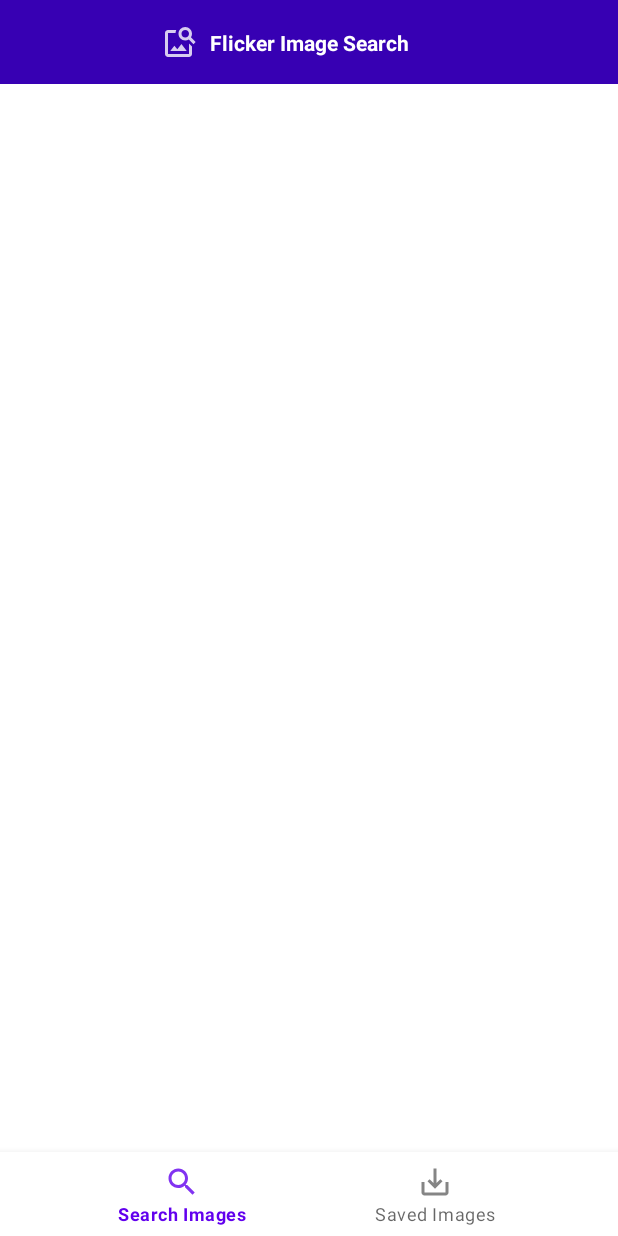
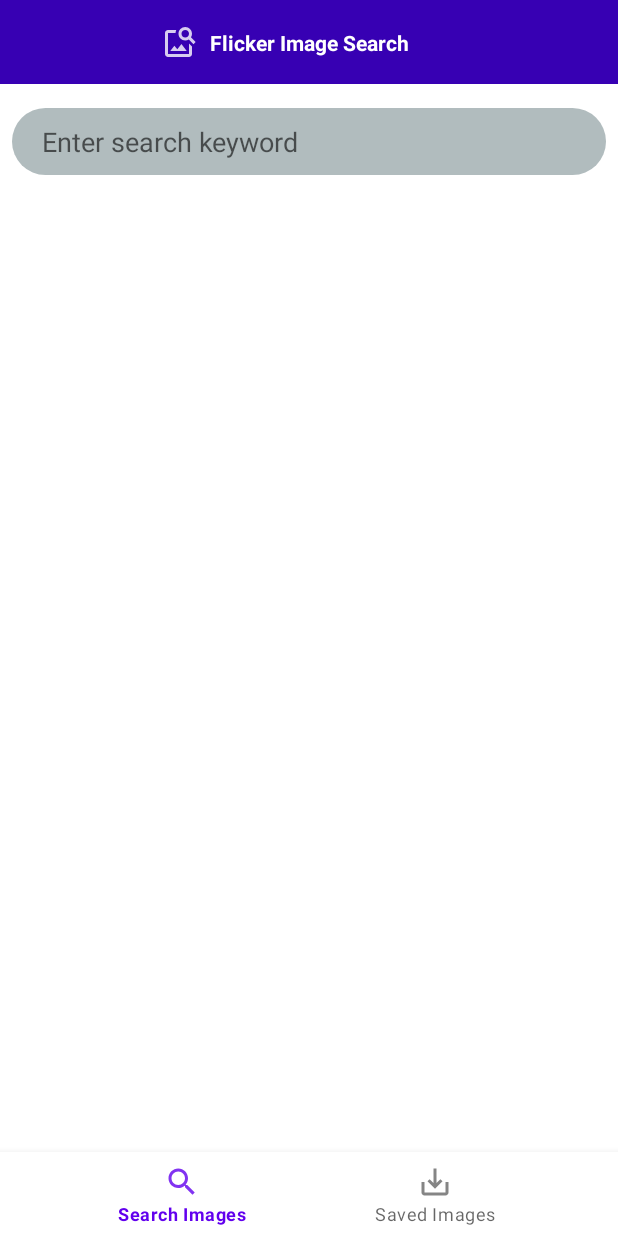
Before and after one commit to AElkhami/FlickerImageSearch, an Android app: the screen it shows after launch (MainActivity), on a phone screen of 412 x 824 dp. Run offline under Robolectric (Android 15) with nearby library versions, the phone set to English and light mode, and no system bars; our stand-ins replace Dagger/Hilt's generated code, Room's generated code, navigation-ui; pictures from the network do not load.

Commit message:
*Over all bug fixes. *UI enhancements. *Adding margin item decoration to make recycler item margins same. *Now search is working and results are displayed.

```diff
--- a/app/build.gradle
+++ b/app/build.gradle
@@ -3,6 +3,7 @@ plugins {
     id 'kotlin-android'
     id 'kotlin-kapt'
     id 'dagger.hilt.android.plugin'
+    id 'kotlin-parcelize'
 }
 
 android {
@@ -58,7 +59,8 @@ dependencies {
     // room database
     def room_version = "2.3.0"
     implementation "androidx.room:room-runtime:$room_version"
-    annotationProcessor "androidx.room:room-compiler:$room_version"
+    implementation "androidx.room:room-ktx:$room_version"
+    kapt "androidx.room:room-compiler:$room_version"
 
     // coroutines
     implementation 'org.jetbrains.kotlinx:kotlinx-coroutines-android:1.4.2'
@@ -70,6 +72,7 @@ dependencies {
 
     // retrofit
     implementation 'com.squareup.retrofit2:retrofit:2.9.0'
+    implementation 'com.squareup.okhttp3:logging-interceptor:4.9.0'
 
     // gson converter
     implementation 'com.squareup.retrofit2:converter-gson:2.9.0'
--- a/app/src/main/AndroidManifest.xml
+++ b/app/src/main/AndroidManifest.xml
@@ -1,6 +1,8 @@
 <?xml version="1.0" encoding="utf-8"?>
 <manifest xmlns:android="http://schemas.android.com/apk/res/android"
     package="com.elkhami.flickerimagesearch">
+
+    <uses-permission android:name="android.permission.INTERNET" />
 
     <application
         android:allowBackup="false"
@@ -8,6 +10,7 @@
         android:label="@string/app_name"
         android:roundIcon="@mipmap/ic_launcher_round"
         android:supportsRtl="true"
+        android:name=".FlickerImageSearchApplication"
         android:theme="@style/Theme.FlickerImageSearch">
         <activity android:name=".view.MainActivity">
             <intent-filter>
--- a/app/src/main/java/com/elkhami/flickerimagesearch/di/AppModule.kt
+++ b/app/src/main/java/com/elkhami/flickerimagesearch/di/AppModule.kt
@@ -17,9 +17,12 @@ import dagger.Provides
 import dagger.hilt.InstallIn
 import dagger.hilt.android.qualifiers.ApplicationContext
 import dagger.hilt.components.SingletonComponent
+import okhttp3.OkHttpClient
+import okhttp3.logging.HttpLoggingInterceptor
 import retrofit2.Retrofit
 import retrofit2.converter.gson.GsonConverterFactory
 import javax.inject.Singleton
+
 
 /**
  * Created by A.Elkhami on 07,July,2021
@@ -40,9 +43,14 @@ object AppModule {
     @Singleton
     @Provides
     fun provideFlickerAPI(): FlickerAPI {
+        val logging = HttpLoggingInterceptor()
+        logging.setLevel(HttpLoggingInterceptor.Level.BODY)
+        val httpClient = OkHttpClient.Builder().addInterceptor(logging)
+
         return Retrofit.Builder()
             .addConverterFactory(GsonConverterFactory.create())
             .baseUrl(BuildConfig.BASE_URL)
+            .client(httpClient.build())
             .build()
             .create(FlickerAPI::class.java)
     }
--- a/app/src/main/java/com/elkhami/flickerimagesearch/other/Constants.kt
+++ b/app/src/main/java/com/elkhami/flickerimagesearch/other/Constants.kt
@@ -8,4 +8,8 @@ object Constants {
     const val DATABASE_NAME = "saved_photos_database"
     const val UNKNOWN_ERROR = "An unknown error occurred."
     const val NETWORK_ERROR = "Couldn't reach the server, please check your internet connection."
+    const val RESPONSE_FORMAT = "json"
+    const val FLICKER_SEARCH_METHOD = "flickr.photos.search"
+    const val GRID_SPAN_COUNT = 2
+    const val SEARCH_DELAY_TIME = 3000L
 }
--- /dev/null
+++ b/app/src/main/java/com/elkhami/flickerimagesearch/other/MarginItemDecoration.kt
@@ -0,0 +1,43 @@
+package com.elkhami.flickerimagesearch.other
+
+import android.graphics.Rect
+import android.view.View
+import androidx.recyclerview.widget.GridLayoutManager
+import androidx.recyclerview.widget.RecyclerView
+import com.elkhami.flickerimagesearch.other.Constants.GRID_SPAN_COUNT
+
+/**
+ * Created by A.Elkhami on 16,July,2021
+ */
+
+class MarginItemDecoration(
+    private val spaceSize: Int,
+    private val spanCount: Int = GRID_SPAN_COUNT,
+    private val orientation: Int = GridLayoutManager.VERTICAL
+) : RecyclerView.ItemDecoration() {
+    override fun getItemOffsets(
+        outRect: Rect, view: View,
+        parent: RecyclerView, state: RecyclerView.State
+    ) {
+        with(outRect) {
+            if (orientation == GridLayoutManager.VERTICAL) {
+                if (parent.getChildAdapterPosition(view) < spanCount) {
+                    top = spaceSize
+                }
+                if (parent.getChildAdapterPosition(view) % spanCount == 0) {
+                    left = spaceSize
+                }
+            } else {
+                if (parent.getChildAdapterPosition(view) < spanCount) {
+                    left = spaceSize
+                }
+                if (parent.getChildAdapterPosition(view) % spanCount == 0) {
+                    top = spaceSize
+                }
+            }
+
+            right = spaceSize
+            bottom = spaceSize
+        }
+    }
+}
--- a/app/src/main/java/com/elkhami/flickerimagesearch/view/MainActivity.kt
+++ b/app/src/main/java/com/elkhami/flickerimagesearch/view/MainActivity.kt
@@ -6,7 +6,9 @@ import androidx.navigation.fragment.NavHostFragment
 import androidx.navigation.ui.setupWithNavController
 import com.elkhami.flickerimagesearch.R
 import com.elkhami.flickerimagesearch.databinding.ActivityMainBinding
+import com.elkhami.flickerimagesearch.view.imagesearch.fragmentfactory.PhotoSearchFragmentFactory
 import dagger.hilt.android.AndroidEntryPoint
+import javax.inject.Inject
 
 @AndroidEntryPoint
 class MainActivity : AppCompatActivity() {
@@ -14,8 +16,13 @@ class MainActivity : AppCompatActivity() {
     private var _binding: ActivityMainBinding? = null
     private val binding get() = _binding!!
 
+    @Inject
+    lateinit var photoSearchFragmentFactory: PhotoSearchFragmentFactory
+
     override fun onCreate(savedInstanceState: Bundle?) {
         super.onCreate(savedInstanceState)
+
+        supportFragmentManager.fragmentFactory = photoSearchFragmentFactory
 
         _binding = ActivityMainBinding.inflate(layoutInflater)
         setContentView(binding.root)
--- a/app/src/main/java/com/elkhami/flickerimagesearch/view/adapter/PhotoAdapter.kt
+++ b/app/src/main/java/com/elkhami/flickerimagesearch/view/adapter/PhotoAdapter.kt
@@ -5,13 +5,16 @@ import android.view.ViewGroup
 import androidx.recyclerview.widget.AsyncListDiffer
 import androidx.recyclerview.widget.DiffUtil
 import androidx.recyclerview.widget.RecyclerView
+import com.bumptech.glide.RequestManager
 import com.elkhami.flickerimagesearch.data.remote.responses.Photo
 import com.elkhami.flickerimagesearch.databinding.PhotoItemBinding
+import javax.inject.Inject
 
 /**
  * Created by A.Elkhami on 07,July,2021
  */
-class PhotoAdapter() :
+
+class PhotoAdapter @Inject constructor(private val glide: RequestManager) :
     RecyclerView.Adapter<PhotoAdapter.ViewHolder>() {
 
 
@@ -31,6 +34,12 @@ class PhotoAdapter() :
         get() = differ.currentList
         set(value) = differ.submitList(value)
 
+    private var onItemClickListener: ((Photo)->Unit)? = null
+
+    fun setOnItemClickListener(listener: ((Photo)->Unit)){
+        onItemClickListener = listener
+    }
+
 
     class ViewHolder(val binding: PhotoItemBinding) : RecyclerView.ViewHolder(binding.root)
 
@@ -41,6 +50,19 @@ class PhotoAdapter() :
 
     override fun onBindViewHolder(holder: ViewHolder, position: Int) {
         val photo = photosList[position]
+
+        val photoUrl= "https://farm${photo.farm}.staticflickr.com/${photo.server}/${photo.id}_${photo.secret}.jpg"
+
+        glide.load(photoUrl).into(holder.binding.imageView)
+
+        holder.itemView.apply {
+
+            setOnClickListener {
+                onItemClickListener?.let {
+                    it(photo)
+                }
+            }
+        }
     }
 
     override fun getItemCount(): Int = photosList.size
--- a/app/src/main/java/com/elkhami/flickerimagesearch/view/imagesearch/PhotoSearchFragment.kt
+++ b/app/src/main/java/com/elkhami/flickerimagesearch/view/imagesearch/PhotoSearchFragment.kt
@@ -4,18 +4,39 @@ import android.os.Bundle
 import android.view.LayoutInflater
 import android.view.View
 import android.view.ViewGroup
+import androidx.core.widget.addTextChangedListener
 import androidx.fragment.app.Fragment
+import androidx.fragment.app.viewModels
+import androidx.lifecycle.lifecycleScope
+import androidx.navigation.fragment.findNavController
+import androidx.recyclerview.widget.GridLayoutManager
+import com.elkhami.flickerimagesearch.R
 import com.elkhami.flickerimagesearch.databinding.FragmentPhotoSearchBinding
+import com.elkhami.flickerimagesearch.other.Constants.GRID_SPAN_COUNT
+import com.elkhami.flickerimagesearch.other.Constants.SEARCH_DELAY_TIME
+import com.elkhami.flickerimagesearch.other.MarginItemDecoration
+import com.elkhami.flickerimagesearch.other.Status
+import com.elkhami.flickerimagesearch.view.adapter.PhotoAdapter
+import com.elkhami.flickerimagesearch.view.imagesearch.viewmodel.PhotoSearchViewModel
+import com.google.android.material.snackbar.Snackbar
 import dagger.hilt.android.AndroidEntryPoint
+import kotlinx.coroutines.Job
+import kotlinx.coroutines.delay
+import kotlinx.coroutines.launch
+import javax.inject.Inject
 
 /**
  * Created by A.Elkhami on 06,July,2021
  */
 @AndroidEntryPoint
-class PhotoSearchFragment : Fragment() {
+class PhotoSearchFragment @Inject constructor(
+    private val photoAdapter: PhotoAdapter
+) : Fragment() {
 
     private var _binding: FragmentPhotoSearchBinding? = null
     private val binding get() = _binding!!
+
+    private val viewModel: PhotoSearchViewModel by viewModels()
 
     override fun onCreateView(
         inflater: LayoutInflater,
@@ -28,10 +49,74 @@ class PhotoSearchFragment : Fragment() {
 
     override fun onViewCreated(view: View, savedInstanceState: Bundle?) {
         super.onViewCreated(view, savedInstanceState)
+
+        setUpRecyclerAdapter()
+        subscribeToObservers()
+
+        var job: Job? = null
+
+        binding.searchEditText.addTextChangedListener { editable ->
+            job?.cancel()
+
+            job = lifecycleScope.launch {
+                delay(SEARCH_DELAY_TIME)
+                editable?.let {
+                    if (editable.toString().isNotEmpty()) {
+                        viewModel.searchFlickerWithKeyword(editable.toString())
+                    }
+                }
+            }
+        }
+
+        photoAdapter.setOnItemClickListener {
+
+            val bundle = Bundle()
+
+            bundle.apply {
+                putParcelable(getString(R.string.photo_arg), it)
+            }
+
+            findNavController().navigate(R.id.action_imageSearchFragment_to_displayImageFragment)
+        }
     }
 
     override fun onDestroy() {
         super.onDestroy()
         _binding = null
     }
+
+    private fun setUpRecyclerAdapter() {
+        binding.imagesRecyclerView.apply {
+            adapter = photoAdapter
+            addItemDecoration(
+                MarginItemDecoration(
+                    resources.getDimensionPixelSize(R.dimen.recycler_item_margin)
+                )
+            )
+            layoutManager = GridLayoutManager(requireContext(), GRID_SPAN_COUNT)
+        }
+    }
+
+    private fun subscribeToObservers() {
+        viewModel.flickerPhotos.observe(viewLifecycleOwner, {
+            it.getContentIfNotHandled()?.let { result ->
+                when (result.status) {
+                    Status.SUCCESS -> {
+                        binding.progressBar.visibility = View.GONE
+                        photoAdapter.photosList = result.data?.photos?.photo ?: listOf()
+                    }
+                    Status.FAILED -> {
+                        binding.progressBar.visibility = View.GONE
+
+                        Snackbar.make(
+                            binding.root,
+                            result.message ?: getString(R.string.somthing_went_wrong),
+                            Snackbar.LENGTH_LONG
+                        ).show()
+                    }
+                    Status.LOADING -> binding.progressBar.visibility = View.VISIBLE
+                }
+            }
+        })
+    }
 }
--- /dev/null
+++ b/app/src/main/java/com/elkhami/flickerimagesearch/view/imagesearch/fragmentfactory/PhotoSearchFragmentFactory.kt
@@ -0,0 +1,22 @@
+package com.elkhami.flickerimagesearch.view.imagesearch.fragmentfactory
+
+import androidx.fragment.app.Fragment
+import androidx.fragment.app.FragmentFactory
+import com.elkhami.flickerimagesearch.view.adapter.PhotoAdapter
+import com.elkhami.flickerimagesearch.view.imagesearch.PhotoSearchFragment
+import javax.inject.Inject
+
+/**
+ * Created by A.Elkhami on 16,July,2021
+ */
+class PhotoSearchFragmentFactory @Inject constructor(
+    private val photoAdapter: PhotoAdapter
+) : FragmentFactory() {
+
+    override fun instantiate(classLoader: ClassLoader, className: String): Fragment {
+        return when (className) {
+            PhotoSearchFragment::class.java.name -> PhotoSearchFragment(photoAdapter)
+            else -> super.instantiate(classLoader, className)
+        }
+    }
+}
--- /dev/null
+++ b/app/src/main/res/drawable/rounded_corners_grey_background.xml
@@ -0,0 +1,6 @@
+<?xml version="1.0" encoding="UTF-8"?>
+<shape xmlns:android="http://schemas.android.com/apk/res/android">
+    <solid android:color="@color/grey_background"/>
+    <corners android:radius="@dimen/corner_raidus"/>
+    <padding android:left="0dp" android:top="0dp" android:right="0dp" android:bottom="0dp" />
+</shape>
--- a/app/src/main/res/layout/fragment_photo_search.xml
+++ b/app/src/main/res/layout/fragment_photo_search.xml
@@ -5,15 +5,35 @@
     android:layout_width="match_parent"
     android:layout_height="match_parent">
 
+    <EditText
+        android:id="@+id/searchEditText"
+        android:layout_width="0dp"
+        android:layout_height="wrap_content"
+        android:layout_marginStart="8dp"
+        android:layout_marginTop="16dp"
+        android:layout_marginEnd="8dp"
+        android:autofillHints="@string/enter_search_keyword"
+        android:background="@drawable/rounded_corners_grey_background"
+        android:hint="@string/enter_search_keyword"
+        android:inputType="text"
+        android:paddingStart="@dimen/search_edit_text_start_end_padding"
+        android:paddingTop="@dimen/search_edit_text_top_bot_padding"
+        android:paddingEnd="@dimen/search_edit_text_start_end_padding"
+        android:paddingBottom="10dp"
+        app:layout_constraintEnd_toEndOf="parent"
+        app:layout_constraintStart_toStartOf="parent"
+        app:layout_constraintTop_toTopOf="parent" />
+
     <androidx.recyclerview.widget.RecyclerView
         android:id="@+id/imagesRecyclerView"
         android:layout_width="@dimen/match_constraint"
         android:layout_height="@dimen/match_constraint"
+        android:layout_marginTop="8dp"
         app:layoutManager="androidx.recyclerview.widget.GridLayoutManager"
         app:layout_constraintBottom_toBottomOf="parent"
         app:layout_constraintEnd_toEndOf="parent"
         app:layout_constraintStart_toStartOf="parent"
-        app:layout_constraintTop_toTopOf="parent"
+        app:layout_constraintTop_toBottomOf="@+id/searchEditText"
         app:spanCount="@integer/span_count"
         tools:itemCount="@integer/recycler_item_count"
         tools:listitem="@layout/photo_item" />
@@ -26,7 +46,7 @@
         app:layout_constraintBottom_toBottomOf="parent"
         app:layout_constraintEnd_toEndOf="parent"
         app:layout_constraintStart_toStartOf="parent"
-        app:layout_constraintTop_toTopOf="parent"
+        app:layout_constraintTop_toBottomOf="@+id/searchEditText"
         tools:visibility="visible" />
 
 </androidx.constraintlayout.widget.ConstraintLayout>
--- a/app/src/main/res/navigation/main_screen_nav_graph.xml
+++ b/app/src/main/res/navigation/main_screen_nav_graph.xml
@@ -9,7 +9,11 @@
         android:id="@+id/displayImageFragment"
         android:name="com.elkhami.flickerimagesearch.view.displayimage.DisplayImageFragment"
         android:label="DisplayImageFragment"
-        tools:layout="@layout/fragment_display_photo" />
+        tools:layout="@layout/fragment_display_photo" >
+        <argument
+            android:name="@string/photo_arg"
+            app:argType="com.elkhami.flickerimagesearch.data.remote.responses.Photo"/>
+    </fragment>
     <fragment
         android:id="@+id/savedImagesFragment"
         android:name="com.elkhami.flickerimagesearch.view.savedimages.SavedPhotosFragment"
--- a/app/src/main/res/values/colors.xml
+++ b/app/src/main/res/values/colors.xml
@@ -7,4 +7,5 @@
     <color name="teal_700">#FF018786</color>
     <color name="black">#FF000000</color>
     <color name="white">#FFFFFFFF</color>
+    <color name="grey_background">#B1BCBE</color>
 </resources>
--- a/app/src/main/res/values/dimens.xml
+++ b/app/src/main/res/values/dimens.xml
@@ -1,9 +1,13 @@
 <?xml version="1.0" encoding="utf-8"?>
 <resources>
-    <dimen name="image_view_item">100dp</dimen>
+    <dimen name="image_view_item">200dp</dimen>
     <dimen name="default_margin">16dp</dimen>
     <dimen name="small_margin">8dp</dimen>
+    <dimen name="recycler_item_margin">8dp</dimen>
     <dimen name="match_constraint">0dp</dimen>
     <dimen name="large_image_size">300dp</dimen>
     <dimen name="large_margin">24dp</dimen>
+    <dimen name="corner_raidus">40dp</dimen>
+    <dimen name="search_edit_text_start_end_padding">20dp</dimen>
+    <dimen name="search_edit_text_top_bot_padding">10dp</dimen>
 </resources>
--- a/app/src/main/res/values/strings.xml
+++ b/app/src/main/res/values/strings.xml
@@ -5,4 +5,7 @@
     <string name="saved_images">Saved Images</string>
     <string name="image_view">Image View</string>
     <string name="save">Save</string>
+    <string name="enter_search_keyword">Enter search keyword</string>
+    <string name="somthing_went_wrong">Something went wrong.</string>
+    <string name="photo_arg">PhotoArg</string>
 </resources>
```
Also changed, not shown: app/src/main/java/com/elkhami/flickerimagesearch/data/remote/api/FlickerAPI.kt (+11 -1 lines), app/src/main/java/com/elkhami/flickerimagesearch/data/remote/responses/Photo.kt (+7 -2 lines), app/src/main/res/layout/photo_item.xml (+4 -4 lines).
